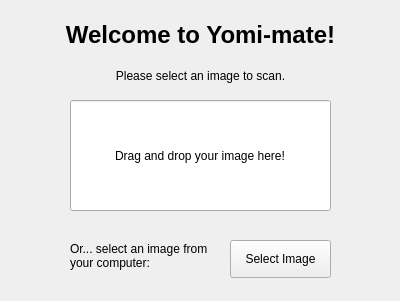
Above: templates/landing.ui from siepenmaru/yomimate before the change. Below: the same form after it.
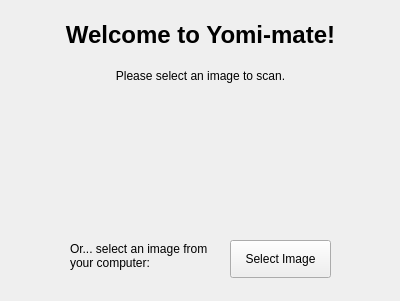
That is the form after the change.

Commit message: WIP: attempt to implement drag and drop functionality

```diff
--- a/templates/landing.ui
+++ b/templates/landing.ui
@@ -61,28 +61,6 @@
     <set>Qt::AlignCenter</set>
    </property>
   </widget>
-  <widget class="QLineEdit" name="dragDropArea">
-   <property name="geometry">
-    <rect>
-     <x>70</x>
-     <y>100</y>
-     <width>261</width>
-     <height>111</height>
-    </rect>
-   </property>
-   <property name="text">
-    <string>Drag and drop your image here!</string>
-   </property>
-   <property name="alignment">
-    <set>Qt::AlignCenter</set>
-   </property>
-   <property name="dragEnabled">
-    <bool>false</bool>
-   </property>
-   <property name="readOnly">
-    <bool>true</bool>
-   </property>
-  </widget>
   <widget class="QLabel" name="label_3">
    <property name="geometry">
     <rect>
@@ -99,6 +77,17 @@
     <bool>true</bool>
    </property>
   </widget>
+  <widget class="QWidget" name="gridLayoutWidget">
+   <property name="geometry">
+    <rect>
+     <x>50</x>
+     <y>100</y>
+     <width>301</width>
+     <height>121</height>
+    </rect>
+   </property>
+   <layout class="QGridLayout" name="dragDropLayout"/>
+  </widget>
  </widget>
  <resources/>
  <connections/>
```
The commit also changes 1 other file.
